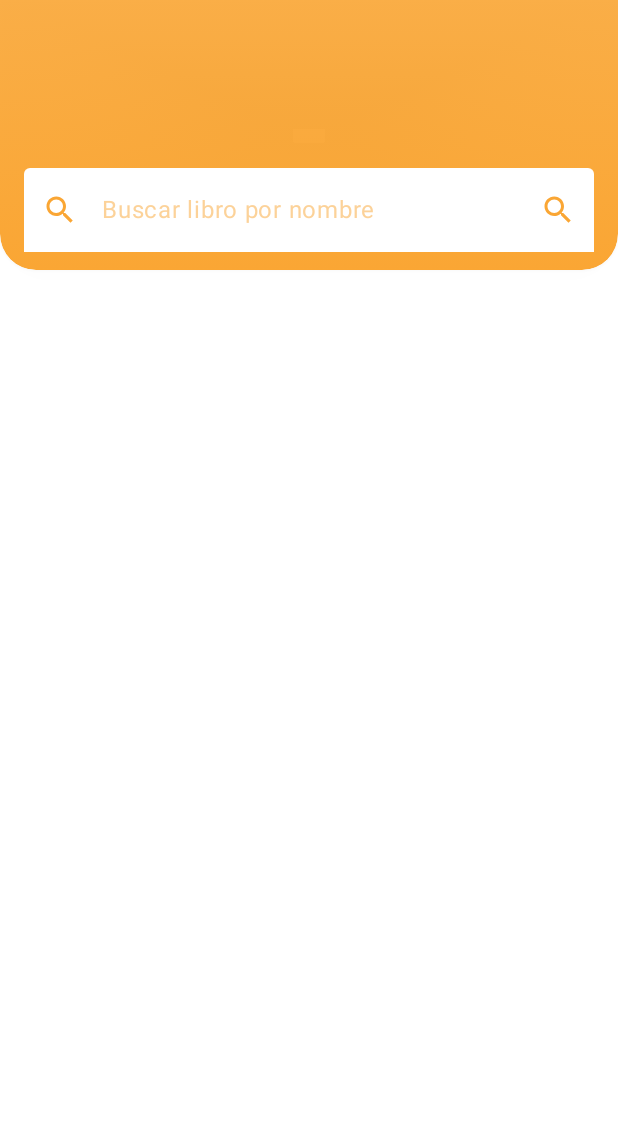
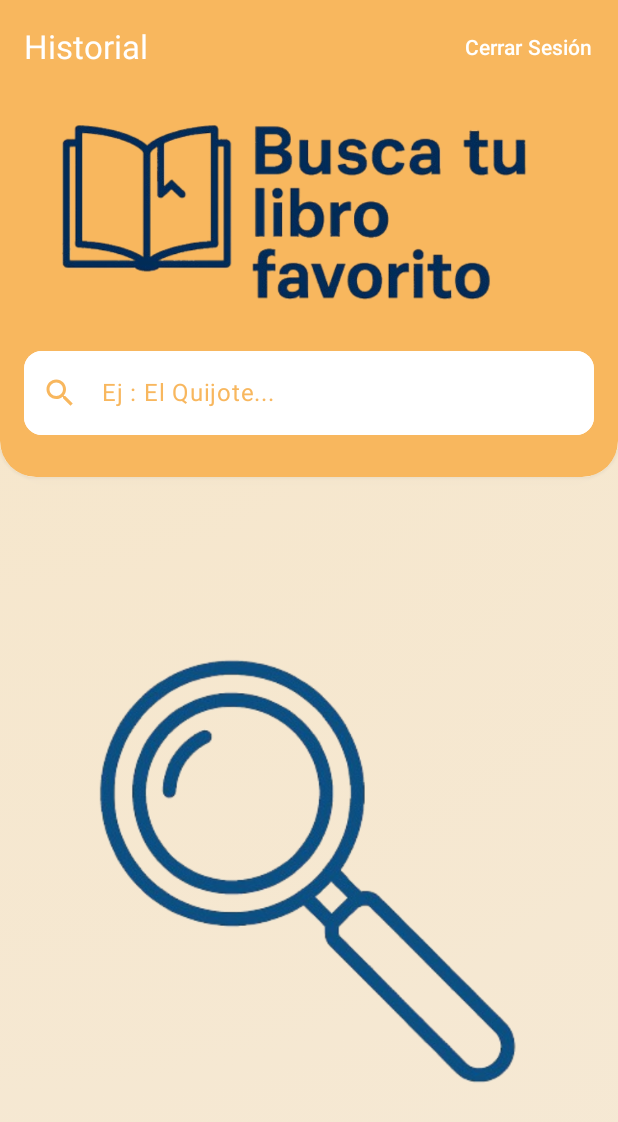
Before and after one commit to ramrom39/SistemaGestionBiblioteca, an Android app built with Jetpack Compose: the composable History called with empty values, on a phone screen of 412 x 824 dp. Shown: the top 1122 px of the screen. Run offline under Robolectric (Android 15) with nearby library versions, the light colour scheme and no system bars.

Commit message:
Historial funcionalidad acabada

```diff
--- a/app/build.gradle.kts
+++ b/app/build.gradle.kts
@@ -86,4 +86,6 @@ dependencies {
 
 
     implementation("io.coil-kt:coil-compose:2.4.0")
+
+
 }
--- a/app/src/main/java/com/example/sistemagestionbiblioteca/navigation/TopBar.kt
+++ b/app/src/main/java/com/example/sistemagestionbiblioteca/navigation/TopBar.kt
@@ -16,14 +16,14 @@ import androidx.navigation.NavController
 
 @OptIn(ExperimentalMaterial3Api::class)
 @Composable
-fun CustomTopBar(navController: NavController) {
+fun CustomTopBar(navController: NavController,title: String) {
     Surface(
         modifier = Modifier.fillMaxWidth(),
         color = Color(0xFFF8B75E) // Color de fondo, ajusta a tu estilo
         ,
     ) {
         TopAppBar(
-            title = { Text(text = "Home", color = Color.White) },
+            title = { Text(text = title, color = Color.White) },
             actions = {
                 TextButton(
                     onClick = {
--- a/app/src/main/java/com/example/sistemagestionbiblioteca/screens/History.kt
+++ b/app/src/main/java/com/example/sistemagestionbiblioteca/screens/History.kt
@@ -1,8 +1,10 @@
 package com.example.sistemagestionbiblioteca.screens
 
+import androidx.compose.animation.AnimatedVisibility
 import androidx.compose.animation.core.FastOutSlowInEasing
 import androidx.compose.animation.core.animateFloatAsState
 import androidx.compose.animation.core.tween
+import androidx.compose.foundation.Image
 import androidx.compose.foundation.background
 import androidx.compose.foundation.clickable
 import androidx.compose.foundation.interaction.MutableInteractionSource
@@ -18,16 +20,22 @@ import androidx.compose.material3.*
 import androidx.compose.runtime.*
 import androidx.compose.ui.Alignment
 import androidx.compose.ui.Modifier
+import androidx.compose.ui.draw.alpha
 import androidx.compose.ui.draw.clip
+
 import androidx.compose.ui.draw.shadow
 import androidx.compose.ui.focus.onFocusChanged
+import androidx.compose.ui.geometry.Offset
 import androidx.compose.ui.graphics.Brush
 import androidx.compose.ui.graphics.Color
 import androidx.compose.ui.graphics.graphicsLayer
+import androidx.compose.ui.layout.ContentScale
 import androidx.compose.ui.platform.LocalFocusManager
+import androidx.compose.ui.res.painterResource
 import androidx.compose.ui.text.font.FontStyle
 import androidx.compose.ui.text.font.FontWeight
 import androidx.compose.ui.text.style.TextAlign
+import androidx.compose.ui.text.style.TextDecoration
 import androidx.compose.ui.text.style.TextOverflow
 import androidx.compose.ui.unit.dp
 import androidx.compose.ui.unit.sp
@@ -35,8 +43,10 @@ import androidx.compose.ui.window.Dialog
 import androidx.compose.ui.window.DialogProperties
 import androidx.lifecycle.viewmodel.compose.viewModel
 import androidx.navigation.NavController
+import com.example.sistemagestionbiblioteca.R
 import com.example.sistemagestionbiblioteca.features.history.HistoryViewModel
 import com.example.sistemagestionbiblioteca.navigation.BottomBar
+import com.example.sistemagestionbiblioteca.navigation.CustomTopBar
 import kotlinx.coroutines.delay
 import kotlinx.coroutines.launch
 
@@ -47,6 +57,7 @@ fun History(
     currentUserId: Int,
     viewModel: HistoryViewModel = viewModel()
 ) {
+    val tittle="Historial"
     val searchQuery   by viewModel.searchQuery.collectAsState()
     val suggestions   by viewModel.suggestions.collectAsState()
     val selectedBook  by viewModel.selectedBook.collectAsState()
@@ -56,20 +67,25 @@ fun History(
     val focusManager  = LocalFocusManager.current
 
     // Colores
-    val orange          = Color(0xFFFAA634)
+    val orange          = Color(0xFFF8B75E)
     val cardBackground  = orange.copy(alpha = 0.8f)
     val titleBackground = orange
-    // barra de búsqueda con fondo blanco y texto naranja
+    // Colores de la barra de búsqueda
     val searchBarColors = TextFieldDefaults.colors(
-        unfocusedTextColor      = orange,
-        focusedTextColor        = orange,
-        unfocusedContainerColor = Color.White,
-        focusedContainerColor   = Color.White,
-        unfocusedIndicatorColor = Color.Transparent,
-        focusedIndicatorColor   = Color.Transparent,
-        cursorColor             = orange,
-        focusedLabelColor       = orange,
-        unfocusedLabelColor     = orange
+        unfocusedTextColor       = orange,
+        focusedTextColor         = orange,
+        unfocusedContainerColor  = Color.White,
+        focusedContainerColor    = Color.White,
+        disabledContainerColor   = Color.White,
+
+        unfocusedIndicatorColor  = Color.Transparent,
+        focusedIndicatorColor    = Color.Transparent,
+        disabledIndicatorColor   = Color.Transparent,
+        errorIndicatorColor      = Color.Transparent,
+        cursorColor              = orange,
+        focusedLabelColor        = orange,
+        unfocusedLabelColor      = orange,
+        disabledLabelColor       = orange
     )
 
     // Animación “pop” al enfocar el campo
@@ -81,19 +97,27 @@ fun History(
     )
 
     Scaffold(
+        topBar        = { CustomTopBar(navController,tittle) },
         bottomBar      = { BottomBar(navController, currentUserId) },
-        containerColor = Color.White
+        containerColor = Color(0xFFF6E6CA)
     ) { innerPadding ->
         Column(
             modifier = Modifier
                 .fillMaxSize()
                 .padding(innerPadding)
+                .background(
+                    Brush.radialGradient(
+                    listOf(Color(0xFFF6E6CA), Color(0xFFF5EADA)),
+                    center = Offset(0.5f, 0.5f), radius = 2000f
+                    )
+                )
         ) {
-            // CAJA NARANJA CON BÚSQUEDA ABAJO
-            Column(
+
+            // CAJA NARANJA CON BÚSQUEDA Y SUGERENCIAS
+            Box(
                 modifier = Modifier
                     .fillMaxWidth()
-                    .height(180.dp)
+                    .wrapContentHeight()
                     .graphicsLayer { scaleX = scale; scaleY = scale }
                     .shadow(
                         elevation = 6.dp,
@@ -102,27 +126,41 @@ fun History(
                     .background(
                         brush = Brush.verticalGradient(
                             colors = listOf(
-                                orange.copy(alpha = 0.9f),
+                                orange,
                                 orange
                             )
                         ),
                         shape = RoundedCornerShape(bottomStart = 24.dp, bottomEnd = 24.dp)
                     ),
-                verticalArrangement = Arrangement.Bottom
+                contentAlignment = Alignment.Center
             ) {
+
+                Column(
+                    modifier = Modifier
+                        .fillMaxWidth()
+                        .padding(bottom = 16.dp)
+                ) {
+                    Image(
+                        painter = painterResource(R.drawable.herohistorial),
+                        contentDescription = "Busca tu libro favorito",
+                        contentScale = ContentScale.Crop,
+                        modifier = Modifier
+                            .fillMaxWidth()
+                            .height(150.dp)
+                            .padding(horizontal = 10.dp)
+                    )
+                    Spacer(Modifier.height(8.dp))
+                    // Campo de búsqueda
                     TextField(
                         value         = searchQuery,
                         onValueChange = viewModel::onSearchQueryChanged,
                         placeholder   = {
                             Text(
-                            "Buscar libro por nombre",
-                            color = orange.copy(alpha = 0.5f)
+                                "Ej : El Quijote...",
+                                color = orange
                             )
                         },
                         leadingIcon   = {
-                        Icon(Icons.Filled.Search, contentDescription = null, tint = orange)
-                    },
-                    trailingIcon  = {
                             IconButton(onClick = {
                                 viewModel.onSearchButtonClicked()
                                 focusManager.clearFocus()
@@ -135,7 +173,9 @@ fun History(
                         modifier   = Modifier
                             .fillMaxWidth()
                             .height(80.dp)
-                        .padding(start = 16.dp, end = 16.dp, top = 12.dp, bottom = 12.dp)
+                            .padding(horizontal = 16.dp, vertical = 12.dp)
+                            .clip(RoundedCornerShape(12.dp))
+                            .background(Color.White)
                             .onFocusChanged { focusState ->
                                 if (focusState.isFocused) {
                                     coroutineScope.launch {
@@ -148,30 +188,38 @@ fun History(
                                 }
                             }
                     )
-            }
 
-            // SUGERENCIAS JUSTO DEBAJO
-            if (suggestions.isNotEmpty()) {
+                    // Sugerencias integradas
+                    AnimatedVisibility(visible = suggestions.isNotEmpty()) {
+                        Card(
+                            modifier = Modifier
+                                .fillMaxWidth()
+                                .padding(horizontal = 16.dp)
+                                .heightIn(max = 200.dp),
+                            shape = RoundedCornerShape(12.dp),
+                            colors = CardDefaults.cardColors(containerColor = Color.White),
+                            elevation = CardDefaults.cardElevation(defaultElevation = 4.dp)
+                        ) {
                             LazyColumn(
-                    Modifier
-                        .fillMaxWidth()
-                        .clip(RoundedCornerShape(topStart = 16.dp, topEnd = 16.dp))
-                        .background(Color(0xFFF0F0F0))
-                        .padding(horizontal = 16.dp)
-                        .heightIn(max = 180.dp)
+                                modifier = Modifier.padding(vertical = 8.dp)
                             ) {
                                 items(suggestions) { book ->
                                     Text(
                                         book.Título,
-                            fontSize = 16.sp,
+                                        fontSize = 18.sp,
+                                        color = orange,
+                                        textDecoration = TextDecoration.None,
                                         modifier = Modifier
                                             .fillMaxWidth()
-                                .padding(vertical = 8.dp)
                                             .clickable {
                                                 viewModel.onBookSelected(book)
                                                 focusManager.clearFocus()
                                             }
+                                            .padding(horizontal = 16.dp, vertical = 8.dp)
                                     )
+                                }
+                            }
+                        }
                     }
                 }
             }
@@ -190,9 +238,18 @@ fun History(
                         viewModel.clearSuggestions()
                     }
             ) {
+                if (selectedBook == null) {
+                    Image(
+                        painter = painterResource(R.drawable.historiallibrocerrado),
+                        contentDescription = "Fondo Historial vacío",
+                        modifier = Modifier.fillMaxSize().height(150.dp),
+                        contentScale = ContentScale.Fit
+                    )
+                }
                 Column {
                     selectedBook?.let { book ->
                         var showDialog by remember { mutableStateOf(false) }
+                        // Tarjeta resumen del libro
                         Card(
                             Modifier
                                 .fillMaxWidth()
@@ -204,7 +261,7 @@ fun History(
                                 Modifier
                                     .fillMaxWidth()
                                     .padding(16.dp),
-                                verticalAlignment    = Alignment.CenterVertically,
+                                verticalAlignment     = Alignment.CenterVertically,
                                 horizontalArrangement = Arrangement.SpaceBetween
                             ) {
                                 Column(Modifier.weight(1f)) {
@@ -233,6 +290,7 @@ fun History(
                             }
                         }
 
+                        // Diálogo de detalles
                         if (showDialog) {
                             Dialog(
                                 onDismissRequest = {},
@@ -247,7 +305,7 @@ fun History(
                                         .wrapContentHeight()
                                         .background(cardBackground, RoundedCornerShape(12.dp))
                                 ) {
-                                    // Flecha atrás
+                                    // Barra superior con flecha atrás
                                     Box(
                                         Modifier
                                             .fillMaxWidth()
@@ -288,6 +346,7 @@ fun History(
                                     }
                                     // Contenido del diálogo
                                     Column(Modifier.padding(16.dp)) {
+                                        // Autor
                                         Box(
                                             Modifier
                                                 .fillMaxWidth()
@@ -306,6 +365,7 @@ fun History(
                                             )
                                         }
                                         Spacer(Modifier.height(16.dp))
+                                        // Categoría y estantería
                                         Row(
                                             Modifier
                                                 .fillMaxWidth()
@@ -335,6 +395,7 @@ fun History(
                                                 }
                                             }
                                         }
+                                        // Historial de acciones
                                         Text(
                                             "Historial de acciones",
                                             fontSize   = 18.sp,
--- a/app/src/main/java/com/example/sistemagestionbiblioteca/screens/Home.kt
+++ b/app/src/main/java/com/example/sistemagestionbiblioteca/screens/Home.kt
@@ -57,7 +57,7 @@ import com.example.sistemagestionbiblioteca.data.books.BookCreateRequest
 @OptIn(ExperimentalMaterial3Api::class)
 @Composable
 fun Home(navController: NavController,currentUserId: Int) {
-
+    val tittle="Home"
     val context = LocalContext.current
     val focusManager = LocalFocusManager.current
     val scroll = rememberScrollState()
@@ -109,7 +109,7 @@ fun Home(navController: NavController,currentUserId: Int) {
     }
 
     Scaffold(
-        topBar        = { CustomTopBar(navController) },
+        topBar        = { CustomTopBar(navController,tittle) },
         bottomBar = { BottomBar(navController, currentUserId) },
         containerColor = Color(0xFFF6E6CA)
     ) { innerPadding ->
--- a/gradle/libs.versions.toml
+++ b/gradle/libs.versions.toml
@@ -1,5 +1,6 @@
 [versions]
 accompanistCalendar = "0.27.0"
+accompanistSystemuicontroller = "<latest-version>"
 accompanistSystemuicontrollerVersion = "0.31.4-beta"
 agp = "8.6.0"
 kotlin = "1.9.0"
@@ -17,6 +18,7 @@ composeMaterial = "1.4.0"
 runtimeLivedata = "1.7.8"
 
 [libraries]
+accompanist-systemuicontroller-vlatestversion = { module = "com.google.accompanist:accompanist-systemuicontroller", version.ref = "accompanistSystemuicontroller" }
 androidx-core-ktx = { group = "androidx.core", name = "core-ktx", version.ref = "coreKtx" }
 google-accompanist-systemuicontroller = { module = "com.google.accompanist:accompanist-systemuicontroller", version.ref = "accompanistSystemuicontrollerVersion" }
 junit = { group = "junit", name = "junit", version.ref = "junit" }
```
Also changed, not shown: app/src/main/res/drawable/herohistorial.png (added), app/src/main/res/drawable/historiallibrocerrado.png (added). Lines whose indentation alone changed are shown as unchanged.
